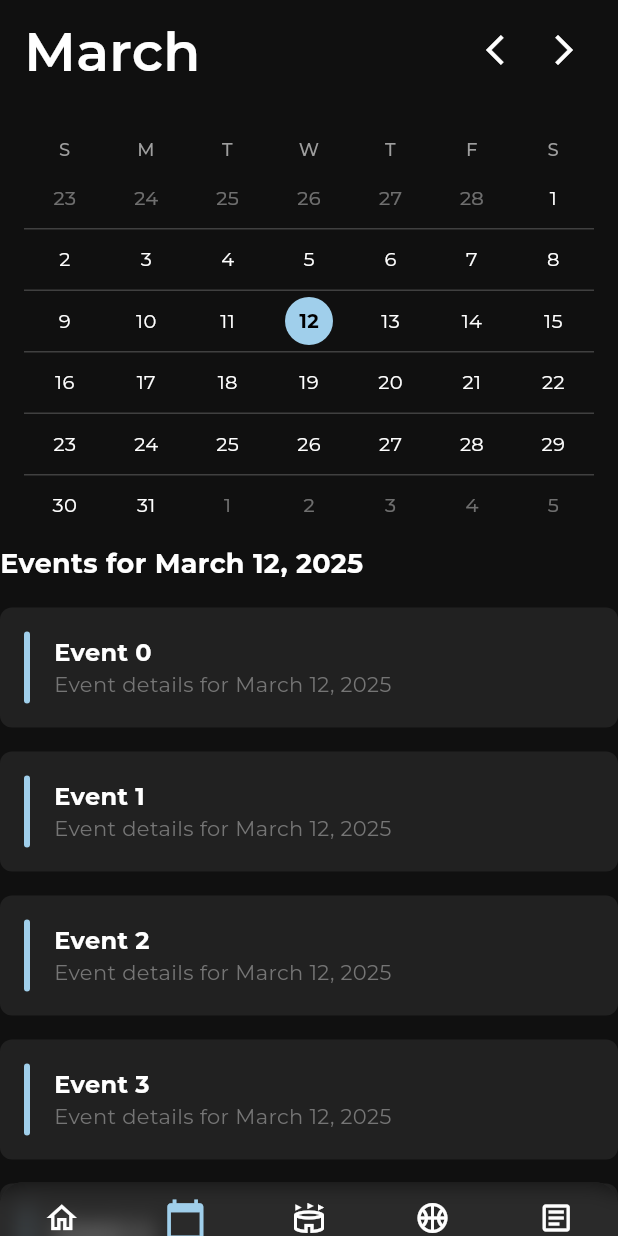
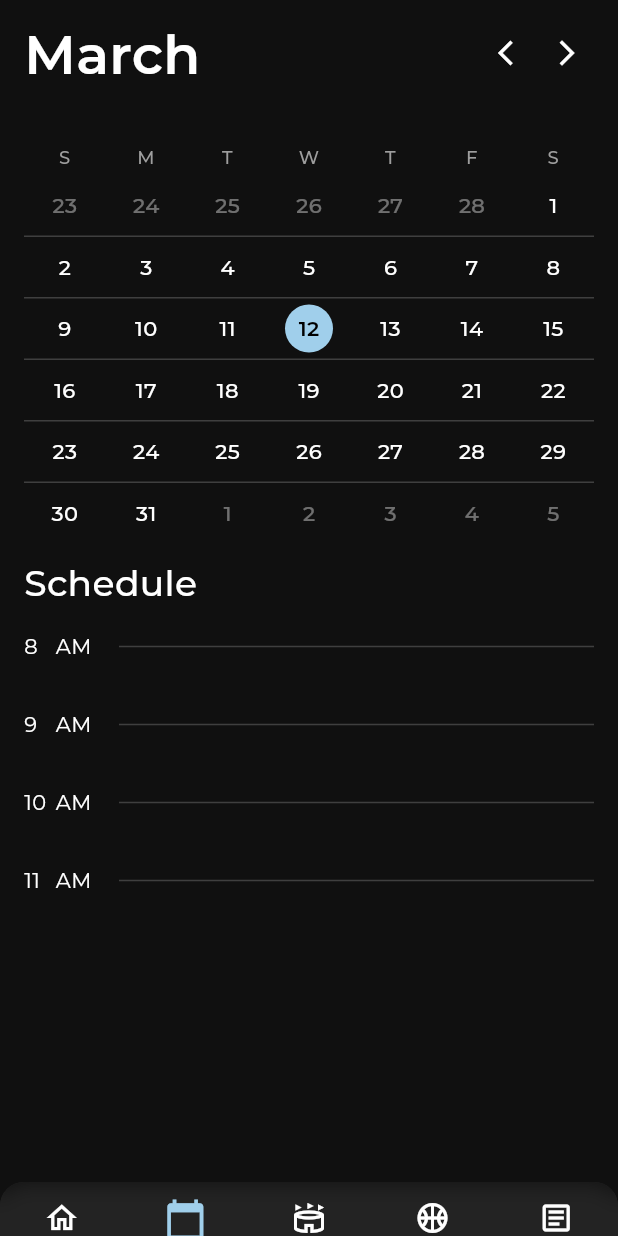
Before and after one commit to Connect-Ed-Devs/connect_ed_2, a Flutter app: the screen it shows after launch, item 2 of the bottom bar chosen, on a phone screen of 412 x 824 dp. Run offline on Flutter 3.47's test engine with Material 3 defaults, Android fonts, the phone set to English and light mode, and no system bars; our stand-ins replace firebase_core; accounts and stored records are empty; generated files the repository leaves out were written again; project files that could hold a hidden picture were left out.

Commit message:
feat+refactor: changed calendar implementation to app bar

```diff
--- a/lib/frontend/calendar/calendar.dart
+++ b/lib/frontend/calendar/calendar.dart
@@ -1,6 +1,4 @@
-import 'dart:math';
-import 'package:connect_ed_2/frontend/calendar/calendar_widget.dart';
-import 'package:connect_ed_2/frontend/setup/app_bar.dart';
+import 'package:connect_ed_2/frontend/calendar/calendar_app_bar.dart';
 import 'package:flutter/material.dart';
 import 'package:flutter/rendering.dart';
 import 'package:intl/intl.dart';
@@ -65,119 +63,99 @@ class _CalendarPageState extends State<CalendarPage> with TickerProviderStateMix
     });
   }
 
-  // Add method to calculate calendar height
-  double _getCalendarHeight(DateTime month) {
-    final firstDay = DateTime(month.year, month.month, 1);
-    final lastDay = DateTime(month.year, month.month + 1, 0);
-
-    final firstDayOffset = firstDay.weekday % 7;
-    final lastDayOffset = lastDay.weekday % 7;
-
-    final daysToShow = firstDayOffset + lastDay.day + (6 - lastDayOffset);
-    final weekCount = (daysToShow / 7).ceil();
-
-    const double SINGLE_WEEK_HEIGHT = 40.0; // Match updated widget constant
-    const double HEADER_HEIGHT = 32.0; // Match updated widget constant
-    const double TOTAL_VERTICAL_PADDING = 0.0; // Increased padding
-
-    return HEADER_HEIGHT + (SINGLE_WEEK_HEIGHT * weekCount) + TOTAL_VERTICAL_PADDING;
-  }
-
   @override
   Widget build(BuildContext context) {
-    // Calculate the maximum height needed for the current month
-    final double maxCalendarHeight = _getCalendarHeight(_currentMonth);
-
     return Scaffold(
       body: CustomScrollView(
         controller: _scrollController,
         slivers: [
-          // App bar with month title and navigation
-          CEAppBar(
+          // Use the specialized calendar app bar
+          CECalendarAppBar(
             title: _monthFormatter.format(_currentMonth),
-            trailingAction: Row(
-              mainAxisSize: MainAxisSize.min,
-              children: [
-                // Custom opacity buttons for month navigation
-                OpacityIconButton(icon: Icons.arrow_back_ios, onPressed: _previousMonth),
-                OpacityIconButton(icon: Icons.arrow_forward_ios, onPressed: _nextMonth),
-              ],
-            ),
-            // When collapsed, show month + day
             collapsedTitle: _dateFormatter.format(_selectedDate),
-          ),
-
-          SliverToBoxAdapter(child: SizedBox(height: 16)),
-
-          // Update the SliverPersistentHeader with dynamic maxHeight
-          SliverPersistentHeader(
-            pinned: true,
-            delegate: _SliverHeaderDelegate(
-              minHeight: 64,
-              maxHeight: maxCalendarHeight,
-              child: CalendarMonthProvider(
             currentMonth: _currentMonth,
             selectedDate: _selectedDate,
             onDateSelected: _onDateSelected,
-                child: const CalendarWidget(),
-              ),
-            ),
+            onPreviousMonth: _previousMonth,
+            onNextMonth: _nextMonth,
+            scrollController: _scrollController,
           ),
 
           // Content below calendar
           SliverToBoxAdapter(
             child: Container(
+              padding: const EdgeInsets.symmetric(horizontal: 16),
               child: Column(
                 crossAxisAlignment: CrossAxisAlignment.start,
                 children: [
-                  Text(
-                    "Events for ${_dateFormatter.format(_selectedDate)}",
-                    style: const TextStyle(fontSize: 18, fontWeight: FontWeight.bold),
-                  ),
-                  const SizedBox(height: 16),
-                  // Example events
-                  for (int i = 0; i < 10; i++)
-                    Padding(
-                      padding: const EdgeInsets.only(bottom: 16.0),
-                      child: Container(
-                        height: 80,
-                        decoration: BoxDecoration(
-                          color: Colors.grey[900],
-                          borderRadius: BorderRadius.circular(8),
-                          boxShadow: [
-                            BoxShadow(color: Colors.black.withOpacity(0.05), blurRadius: 2, offset: const Offset(0, 1)),
-                          ],
-                        ),
-                        padding: const EdgeInsets.all(16),
-                        child: Row(
+                  Text("Schedule", style: TextStyle(fontSize: 24, fontWeight: FontWeight.w500)),
+                  SizedBox(height: 16),
+                  Column(
                     children: [
-                            Container(
-                              width: 4,
-                              decoration: BoxDecoration(
-                                color: Theme.of(context).colorScheme.primary,
-                                borderRadius: BorderRadius.circular(2),
-                              ),
-                            ),
-                            const SizedBox(width: 16),
-                            Expanded(
-                              child: Column(
-                                crossAxisAlignment: CrossAxisAlignment.start,
-                                mainAxisAlignment: MainAxisAlignment.center,
+                      Flex(
+                        direction: Axis.horizontal,
+                        mainAxisAlignment: MainAxisAlignment.spaceBetween,
                         children: [
-                                  Text("Event $i", style: const TextStyle(fontWeight: FontWeight.bold, fontSize: 16)),
-                                  Text(
-                                    "Event details for ${_dateFormatter.format(_selectedDate)}",
-                                    style: TextStyle(color: Colors.grey[600]),
+                          Flexible(flex: 1, child: Text("8"), fit: FlexFit.tight),
+                          Flexible(flex: 2, child: Text("AM"), fit: FlexFit.tight),
+                          Flexible(
+                            flex: 15,
+                            child: Divider(color: Theme.of(context).colorScheme.onSurface.withAlpha(50)),
                           ),
                         ],
                       ),
+                      SizedBox(height: 32),
+                      Flex(
+                        direction: Axis.horizontal,
+                        mainAxisAlignment: MainAxisAlignment.spaceBetween,
+                        children: [
+                          Flexible(flex: 1, child: Text("9"), fit: FlexFit.tight),
+                          Flexible(flex: 2, child: Text("AM"), fit: FlexFit.tight),
+                          Flexible(
+                            flex: 15,
+                            child: Divider(color: Theme.of(context).colorScheme.onSurface.withAlpha(50)),
+                          ),
+                        ],
+                      ),
+                      SizedBox(height: 32),
+                      Flex(
+                        direction: Axis.horizontal,
+                        mainAxisAlignment: MainAxisAlignment.spaceBetween,
+                        children: [
+                          Flexible(flex: 1, child: Text("10"), fit: FlexFit.tight),
+                          Flexible(flex: 2, child: Text("AM"), fit: FlexFit.tight),
+                          Flexible(
+                            flex: 15,
+                            child: Divider(color: Theme.of(context).colorScheme.onSurface.withAlpha(50)),
+                          ),
+                        ],
+                      ),
+                      SizedBox(height: 32),
+                      Flex(
+                        direction: Axis.horizontal,
+                        mainAxisAlignment: MainAxisAlignment.spaceBetween,
+                        children: [
+                          Flexible(flex: 1, child: Text("11"), fit: FlexFit.tight),
+                          Flexible(flex: 2, child: Text("AM"), fit: FlexFit.tight),
+                          Flexible(
+                            flex: 15,
+                            child: Divider(color: Theme.of(context).colorScheme.onSurface.withAlpha(50)),
+                          ),
+                        ],
+                      ),
+                      SizedBox(height: 32),
+                    ],
                   ),
                 ],
               ),
             ),
           ),
-                ],
-              ),
+
+          // Add extra space at the bottom to ensure enough scrollable area
+          SliverToBoxAdapter(
+            child: SizedBox(
+              // This height ensures there's always enough content to scroll
+              height: MediaQuery.of(context).size.height * 0.7,
             ),
           ),
         ],
@@ -247,63 +225,3 @@ class _OpacityIconButtonState extends State<OpacityIconButton> {
     );
   }
 }
-
-class _SliverHeaderDelegate extends SliverPersistentHeaderDelegate {
-  _SliverHeaderDelegate({required this.minHeight, required this.maxHeight, required this.child});
-  final double minHeight;
-  final double maxHeight;
-  final Widget child;
-
-  @override
-  double get minExtent => minHeight;
-  @override
-  double get maxExtent => maxHeight;
-
-  @override
-  Widget build(BuildContext context, double shrinkOffset, bool overlapsContent) {
-    // Calculate actual height and scroll progress
-    final double height = maxExtent - shrinkOffset.clamp(0.0, maxExtent - minExtent);
-    final double scrollProgress = shrinkOffset / (maxExtent - minExtent);
-
-    // Enforce strict bounds with SizedBox
-    return SizedBox(
-      height: height,
-      child: CalendarHeightProvider(
-        currentHeight: height,
-        maxHeight: maxHeight,
-        scrollProgress: scrollProgress.clamp(0.0, 1.0),
-        child: child,
-      ),
-    );
-  }
-
-  @override
-  bool shouldRebuild(_SliverHeaderDelegate oldDelegate) {
-    return maxHeight != oldDelegate.maxHeight || minHeight != oldDelegate.minHeight || child != oldDelegate.child;
-  }
-}
-
-class CalendarHeightProvider extends InheritedWidget {
-  final double currentHeight;
-  final double maxHeight;
-  final double scrollProgress; // 0.0 = expanded, 1.0 = collapsed
-
-  const CalendarHeightProvider({
-    Key? key,
-    required this.currentHeight,
-    required this.maxHeight,
-    required this.scrollProgress,
-    required Widget child,
-  }) : super(key: key, child: child);
-
-  static CalendarHeightProvider? of(BuildContext context) {
-    return context.dependOnInheritedWidgetOfExactType<CalendarHeightProvider>();
-  }
-
-  @override
-  bool updateShouldNotify(CalendarHeightProvider oldWidget) {
-    return currentHeight != oldWidget.currentHeight ||
-        maxHeight != oldWidget.maxHeight ||
-        scrollProgress != oldWidget.scrollProgress;
-  }
-}
--- a/lib/frontend/calendar/calendar_widget.dart
+++ b/lib/frontend/calendar/calendar_widget.dart
@@ -1,9 +1,11 @@
 import 'package:flutter/material.dart';
-import 'package:intl/intl.dart';
 import 'calendar.dart'; // Import to access CalendarHeightProvider and CalendarMonthProvider
 
 class CalendarWidget extends StatefulWidget {
-  const CalendarWidget({super.key});
+  final bool isInAppBar;
+  final bool forceWeekView;
+
+  const CalendarWidget({super.key, this.isInAppBar = false, this.forceWeekView = false});
 
   @override
   State<CalendarWidget> createState() => _CalendarWidgetState();
@@ -16,11 +18,9 @@ class _CalendarWidgetState extends State<CalendarWidget> with TickerProviderStat
   // Add controller for the animation
   final Map<DateTime, AnimationController> _controllers = {};
 
-  // Update constants for better spacing
-  static const double SINGLE_WEEK_HEIGHT = 40.0; // Increased from 36.0
-  static const double HEADER_HEIGHT = 32.0; // Increased from 28.0
+  // Constants for layout
+
   static const double HORIZONTAL_PADDING = 16.0;
-  static const double WEEK_BOTTOM_PADDING = 0.0;
 
   @override
   void dispose() {
@@ -88,11 +88,6 @@ class _CalendarWidgetState extends State<CalendarWidget> with TickerProviderStat
     return 0; // Default to first week if not found
   }
 
-  // Add method to calculate required height
-  double calculateRequiredHeight(List<List<DateTime>> days) {
-    return HEADER_HEIGHT + (SINGLE_WEEK_HEIGHT * days.length);
-  }
-
   @override
   Widget build(BuildContext context) {
     // Get month info from provider
@@ -113,26 +108,13 @@ class _CalendarWidgetState extends State<CalendarWidget> with TickerProviderStat
     // Generate calendar days based on current month
     List<List<DateTime>> days = _generateCalendarDays(currentMonth);
 
-    // Calculate the required height based on number of weeks
-    final double requiredHeight = calculateRequiredHeight(days);
-
     // Determine which week contains the selected date
     _currentWeekIndex = _getWeekIndex(days, selectedDate);
 
-    // Get height information from provider
-    final heightInfo = CalendarHeightProvider.of(context);
+    // Determine if we show full calendar or just the week
+    bool showFullCalendar = !widget.forceWeekView && !widget.isInAppBar;
 
-    // Default values if provider isn't available
-    bool showFullCalendar = true;
-    double currentHeight = requiredHeight; // Use calculated height as default
-
-    // Use provider values if available
-    if (heightInfo != null) {
-      showFullCalendar = heightInfo.scrollProgress < 0.8; // Switch layouts when 80% scrolled
-      currentHeight = heightInfo.currentHeight; // Use actual height from sliver
-    }
-
-    // Update the date container widget creation in both the full calendar and single week views
+    // Date container builder function
     Widget buildDateContainer(DateTime date, bool isSelected, bool isCurrentMonth) {
       final controller = _getController(date);
 
@@ -147,7 +129,7 @@ class _CalendarWidgetState extends State<CalendarWidget> with TickerProviderStat
             onDateSelected(date);
           },
           child: Container(
-            height: 32,
+            height: widget.isInAppBar ? 24 : 32, // Smaller in app bar
             decoration: BoxDecoration(
               color: isSelected ? Theme.of(context).colorScheme.primary : Colors.transparent,
               shape: BoxShape.circle,
@@ -156,8 +138,8 @@ class _CalendarWidgetState extends State<CalendarWidget> with TickerProviderStat
             child: Text(
               date.day.toString(),
               style: TextStyle(
-                fontSize: 13,
-                fontWeight: isSelected ? FontWeight.bold : FontWeight.normal,
+                fontSize: 14, // Smaller text in app bar
+                fontWeight: isSelected ? FontWeight.w600 : FontWeight.w500,
                 color:
                     isSelected
                         ? Theme.of(context).colorScheme.onPrimary
@@ -173,19 +155,13 @@ class _CalendarWidgetState extends State<CalendarWidget> with TickerProviderStat
 
     return Container(
       color: Theme.of(context).colorScheme.surface,
-      height: currentHeight,
-      child: ClipRect(
-        child: OverflowBox(
-          minHeight: HEADER_HEIGHT + SINGLE_WEEK_HEIGHT, // Minimum height shows one week + header
-          maxHeight: requiredHeight, // Use calculated height instead of fixed value
-          alignment: Alignment.topCenter,
-          child: Padding(
-            padding: const EdgeInsets.symmetric(horizontal: HORIZONTAL_PADDING),
+      padding: EdgeInsets.symmetric(horizontal: widget.isInAppBar ? 0 : HORIZONTAL_PADDING),
       child: Column(
         mainAxisSize: MainAxisSize.min,
         crossAxisAlignment: CrossAxisAlignment.stretch,
         children: [
-                // Day of week headers - always visible
+          if (!widget.isInAppBar || !widget.forceWeekView)
+            // Day of week headers - not needed in collapsed app bar
             Padding(
               padding: const EdgeInsets.only(bottom: 8),
               child: Row(
@@ -205,12 +181,9 @@ class _CalendarWidgetState extends State<CalendarWidget> with TickerProviderStat
               ),
             ),
 
-                // Conditionally show full calendar or just current week based on scroll progress
+          // Calendar content - either full calendar or just current week
           if (showFullCalendar)
-                  AnimatedOpacity(
-                    opacity: heightInfo != null ? 1.0 - heightInfo.scrollProgress : 1.0,
-                    duration: const Duration(milliseconds: 100),
-                    child: Column(
+            Column(
               mainAxisSize: MainAxisSize.min,
               children:
                   days.asMap().entries.map((entry) {
@@ -237,18 +210,14 @@ class _CalendarWidgetState extends State<CalendarWidget> with TickerProviderStat
                         if (!isLastWeek)
                           Padding(
                             padding: const EdgeInsets.symmetric(vertical: 4),
-                                    child: Divider(height: 1, color: Theme.of(context).dividerColor.withOpacity(0.2)),
+                            child: Divider(height: 1, color: Theme.of(context).dividerColor.withAlpha(50)),
                           ),
                       ],
                     );
                   }).toList(),
-                    ),
             )
           else
-                  AnimatedOpacity(
-                    opacity: heightInfo != null ? heightInfo.scrollProgress : 1.0,
-                    duration: const Duration(milliseconds: 100),
-                    child: Row(
+            Row(
               mainAxisAlignment: MainAxisAlignment.spaceAround,
               children:
                   days[_currentWeekIndex].map((date) {
@@ -261,11 +230,7 @@ class _CalendarWidgetState extends State<CalendarWidget> with TickerProviderStat
                     return Expanded(child: buildDateContainer(date, isSelected, isCurrentMonth));
                   }).toList(),
             ),
-                  ),
         ],
-            ),
-          ),
-        ),
       ),
     );
   }
--- a/lib/frontend/home/home.dart
+++ b/lib/frontend/home/home.dart
@@ -1,3 +1,4 @@
+import 'package:connect_ed_2/frontend/setup/app_bar.dart';
 import 'package:flutter/material.dart';
 
 class HomePage extends StatefulWidget {
@@ -10,6 +11,6 @@ class HomePage extends StatefulWidget {
 class _HomePageState extends State<HomePage> {
   @override
   Widget build(BuildContext context) {
-    return const Placeholder(color: Colors.white);
+    return Scaffold(body: CustomScrollView(slivers: [CEAppBar(title: "Home")]));
   }
 }
--- a/lib/main.dart
+++ b/lib/main.dart
@@ -1,5 +1,3 @@
-import 'dart:ui';
-
 import 'package:connect_ed_2/frontend/articles/articles.dart';
 import 'package:connect_ed_2/frontend/calendar/calendar.dart';
 import 'package:connect_ed_2/frontend/events/events.dart';
@@ -69,19 +67,6 @@ class MyHomePage extends StatefulWidget {
 }
 
 class _MyHomePageState extends State<MyHomePage> {
-  int _counter = 0;
-
-  void _incrementCounter() {
-    setState(() {
-      // This call to setState tells the Flutter framework that something has
-      // changed in this State, which causes it to rerun the build method below
-      // so that the display can reflect the updated values. If we changed
-      // _counter without calling setState(), then the build method would not be
-      // called again, and so nothing would appear to happen.
-      _counter++;
-    });
-  }
-
   int _selectedIndex = 0;
 
   List<Widget> pages = [HomePage(), CalendarPage(), EventsPage(), SportsPage(), ArticlesPage()];
```
Also changed, not shown: lib/frontend/calendar/calendar_app_bar.dart (added, +196 -0 lines). Lines whose indentation alone changed are shown as unchanged.
